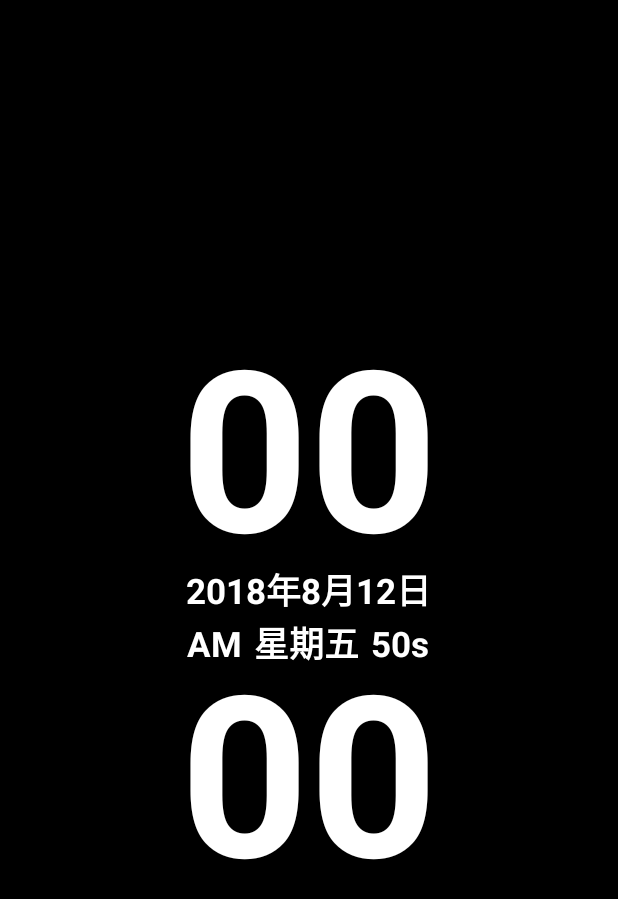
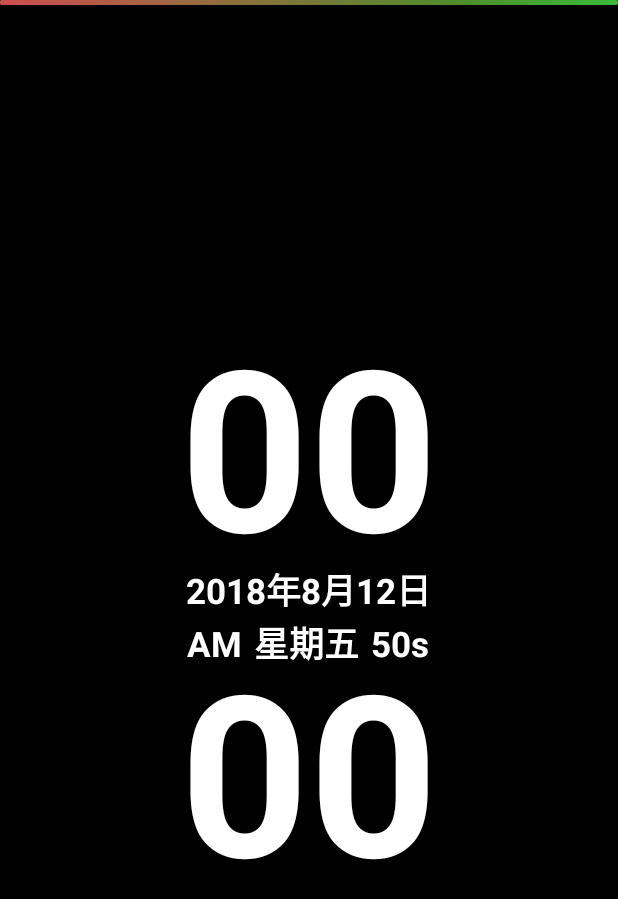
Before and after one commit to Mr-Coding/MyClock-Kotlin, an Android app: the layout activity_main.xml on its own in the app's theme, with its tools: preview values and no code run, on a phone screen of 412 x 824 dp. Shown: the top 899 px of the screen. Run offline under Robolectric (Android 15) with nearby library versions, the phone set to English and light mode, and no system bars.

Commit message:
v 0.24.0 -添加顶部显示电量进度条功能，可选择显示或不显示

```diff
--- a/app/build.gradle
+++ b/app/build.gradle
@@ -10,8 +10,8 @@ android {
         applicationId "com.frank.myclock"
         minSdkVersion 14
         targetSdkVersion 28
-        versionCode 37
-        versionName "0.23.3"
+        versionCode 38
+        versionName "0.24.0"
     }
     buildTypes {
         release {
@@ -24,7 +24,7 @@ android {
 
 dependencies {
     implementation fileTree(include: ['*.jar'], dir: 'libs')
-    implementation "org.jetbrains.kotlin:kotlin-stdlib-jdk7:$kotlin_version"
+    implementation "org.jetbrains.kotlin:kotlin-stdlib-jdk7:1.2.71"
     implementation 'com.android.support:support-v4:28.0.0-rc01'
     implementation files('libs/glide-full-4.7.0.jar')
     implementation 'com.github.zcweng:switch-button:0.0.3@aar'
--- a/app/src/main/java/com/frank/myclock/extend/_Activity.kt
+++ b/app/src/main/java/com/frank/myclock/extend/_Activity.kt
@@ -14,7 +14,6 @@ import android.content.Context
 import android.graphics.Color
 import android.hardware.SensorManager
 import android.view.View.SYSTEM_UI_FLAG_FULLSCREEN
-import android.view.View.SYSTEM_UI_FLAG_LOW_PROFILE
 import android.view.WindowManager
 import com.frank.myclock.R
 import com.frank.myclock.activity.LaunchActivity
@@ -160,6 +159,7 @@ fun Activity.setListener(data: Data){
     setTextSize(data)
     setNavigationBarColor()
     setKeepScreenOn(data)
+    setBatteryProgress(data)
 }
 
 fun Activity.setTextSize2(data: Data){
--- /dev/null
+++ b/app/src/main/res/drawable/progressbar_style.xml
@@ -0,0 +1,41 @@
+<?xml version="1.0" encoding="utf-8"?>
+<layer-list xmlns:android="http://schemas.android.com/apk/res/android" >
+    <item android:id="@android:id/background">
+        <shape>
+            <corners android:radius="1dip" />
+            <gradient
+                android:angle="0"
+                android:centerColor="#ff5a5d5a"
+                android:centerY="0.75"
+                android:endColor="#ff747674"
+                android:startColor="#ff9d9e9d" />
+        </shape>
+    </item>
+
+    <item android:id="@android:id/secondaryProgress">
+        <clip>
+            <shape>
+                <corners android:radius="1dip" />
+                <gradient
+                    android:angle="0"
+                    android:centerColor="#80ffb600"
+                    android:centerY="0.75"
+                    android:endColor="#a0ffcb00"
+                    android:startColor="#80ffd300" />
+            </shape>
+        </clip>
+    </item>
+
+    <item android:id="@android:id/progress">
+        <clip>
+            <shape>
+                <corners android:radius="1dip" />
+                <gradient
+                    android:angle="0"
+                    android:endColor="#8000ff00"
+                    android:startColor="#80ff0000" />
+            </shape>
+        </clip>
+    </item>
+
+</layer-list>
--- a/app/src/main/res/layout-land/activity_main.xml
+++ b/app/src/main/res/layout-land/activity_main.xml
@@ -13,6 +13,14 @@
              android:layout_height="match_parent"
              android:alpha="0.8"
              android:scaleType="centerCrop"/>
+
+         <ProgressBar android:id="@+id/battery_progress"
+             android:layout_width="match_parent"
+             android:layout_height="3dp"
+             android:max="100"
+             android:progress="100"
+             style="?android:attr/progressBarStyleHorizontal"
+             android:progressDrawable="@drawable/progressbar_style"/>
 
             <com.frank.myclock.view.MoveLayout
                 android:id="@+id/move_layout"
--- a/app/src/main/res/layout/activity_main.xml
+++ b/app/src/main/res/layout/activity_main.xml
@@ -17,6 +17,14 @@
                 android:layout_height="match_parent"
                 android:alpha="0.8"
                 android:scaleType="centerCrop"/>
+
+            <ProgressBar android:id="@+id/battery_progress"
+                android:layout_width="match_parent"
+                android:layout_height="3dp"
+                android:max="100"
+                android:progress="100"
+                style="?android:attr/progressBarStyleHorizontal"
+                android:progressDrawable="@drawable/progressbar_style"/>
 
             <com.frank.myclock.view.MoveLayout
                 android:id="@+id/move_layout"
--- a/build.gradle
+++ b/build.gradle
@@ -1,13 +1,13 @@
 // Top-level build file where you can add configuration options common to all sub-projects/modules.
 
 buildscript {
-    ext.kotlin_version = '1.2.51'
+    ext.kotlin_version = '1.2.70'
     repositories {
         google()
         jcenter()
     }
     dependencies {
-        classpath 'com.android.tools.build:gradle:3.3.0-alpha10'
+        classpath 'com.android.tools.build:gradle:3.3.0-alpha12'
         classpath "org.jetbrains.kotlin:kotlin-gradle-plugin:$kotlin_version"
 
         // NOTE: Do not place your application dependencies here; they belong
```
Also changed, not shown: app/src/main/java/com/frank/myclock/Data.kt (+8 -0 lines), app/src/main/java/com/frank/myclock/activity/BaseActivity.kt (+15 -0 lines), app/src/main/java/com/frank/myclock/extend/Settings.kt (+21 -0 lines), app/src/main/java/com/frank/myclock/service/BatteryService.kt (added, +14 -0 lines), app/src/main/res/layout/activity_main2.xml (+8 -0 lines), app/src/main/res/layout/panel_settings.xml (+20 -0 lines), app/src/main/assets/font/ds_digi.ttf (deleted), gradle/wrapper/gradle-wrapper.properties, 2 other files.
